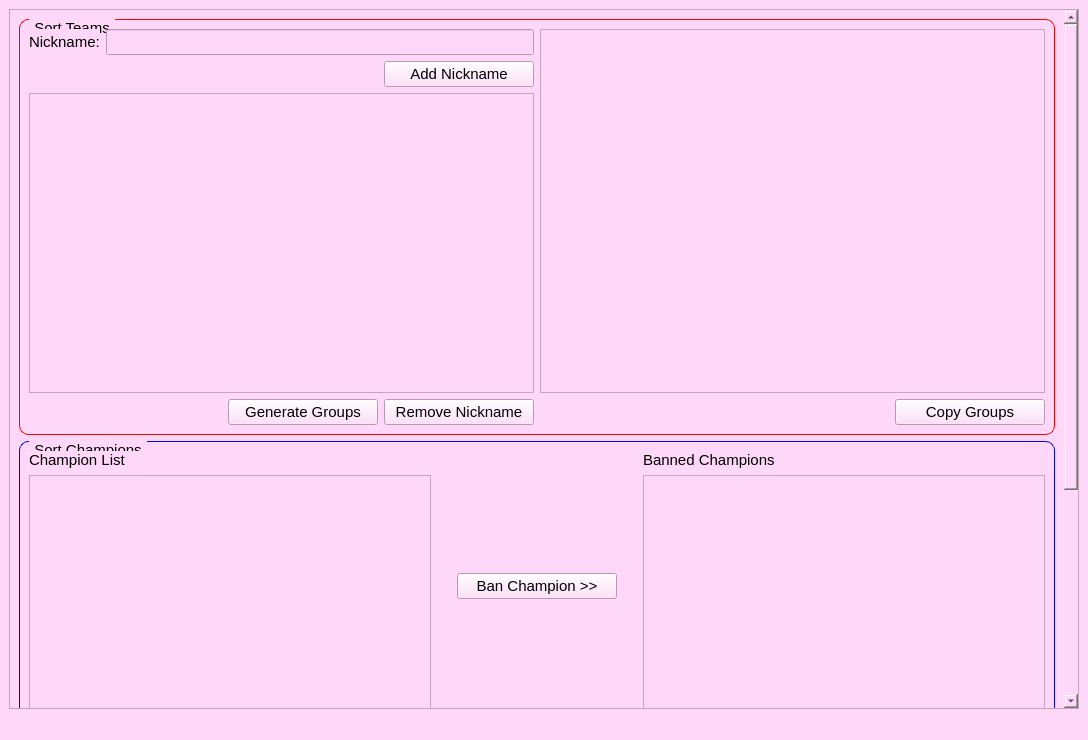
Before: the Qt Designer form mainwindow.ui in andrei-carniel/lolsort, drawn with Qt 5.
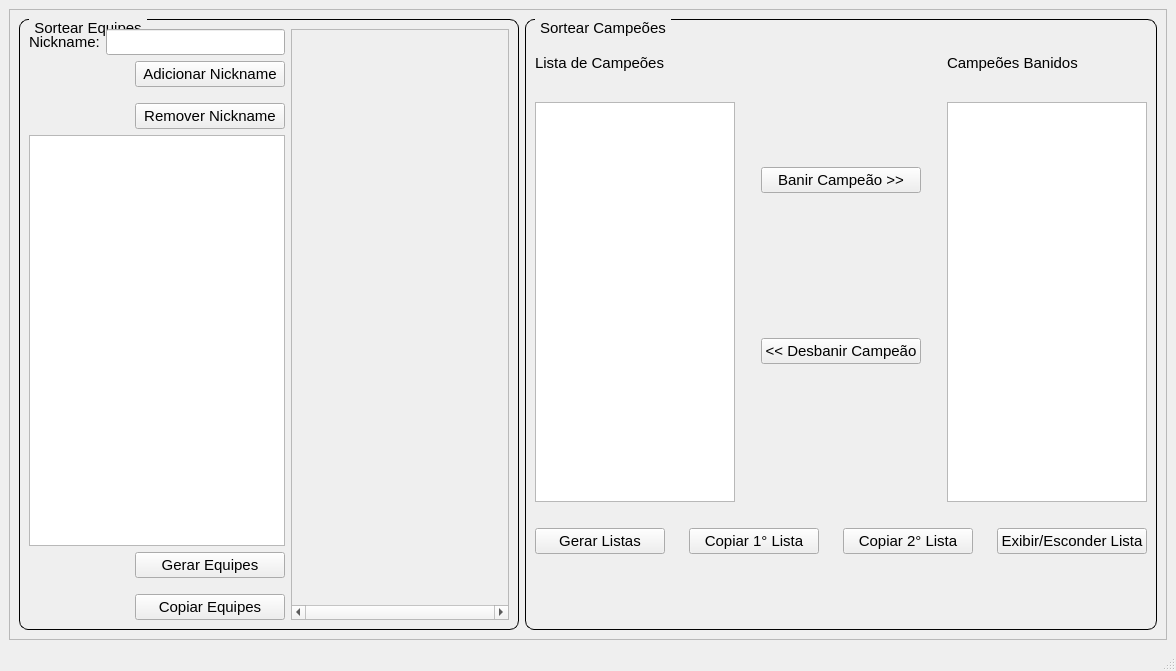
After: the same form once the commit is applied.

```diff
--- a/mainwindow.ui
+++ b/mainwindow.ui
@@ -6,8 +6,8 @@
    <rect>
     <x>0</x>
     <y>0</y>
-    <width>1088</width>
-    <height>740</height>
+    <width>1176</width>
+    <height>671</height>
    </rect>
   </property>
   <property name="windowTitle">
@@ -17,7 +17,7 @@
    <bool>false</bool>
   </property>
   <property name="styleSheet">
-   <string notr="true">background-color: rgb(255, 215, 248);</string>
+   <string notr="true"/>
   </property>
   <widget class="QWidget" name="centralwidget">
    <layout class="QGridLayout" name="gridLayout">
@@ -31,8 +31,8 @@
         <rect>
          <x>0</x>
          <y>0</y>
-         <width>1051</width>
-         <height>1035</height>
+         <width>1156</width>
+         <height>610</height>
         </rect>
        </property>
        <layout class="QGridLayout" name="gridLayout_5">
@@ -40,7 +40,7 @@
          <widget class="QGroupBox" name="groupBox">
           <property name="styleSheet">
            <string notr="true">QGroupBox {
-    border: 1px solid red;
+    border: 1px solid black;
     border-radius: 9px;
     margin-top: 0.5em;
     font-size: 15px;
@@ -53,13 +53,13 @@
 }</string>
           </property>
           <property name="title">
-           <string>Sort Teams</string>
+           <string>Sortear Equipes</string>
           </property>
           <layout class="QGridLayout" name="gridLayout_4">
            <item row="0" column="0">
-            <layout class="QHBoxLayout" name="horizontalLayout_9">
+            <layout class="QHBoxLayout" name="horizontalLayout_4">
              <item>
-              <layout class="QVBoxLayout" name="verticalLayout">
+              <layout class="QVBoxLayout" name="verticalLayout_7">
                <item>
                 <layout class="QHBoxLayout" name="horizontalLayout">
                  <item>
@@ -101,6 +101,8 @@
                   </spacer>
                  </item>
                  <item>
+                  <layout class="QVBoxLayout" name="verticalLayout">
+                   <item>
                   <widget class="QPushButton" name="button_add_nickname">
                    <property name="minimumSize">
                     <size>
@@ -114,9 +116,45 @@
                     </font>
                    </property>
                    <property name="text">
-                    <string>Add Nickname</string>
-                   </property>
-                  </widget>
+                      <string>Adicionar Nickname</string>
+                     </property>
+                    </widget>
+                   </item>
+                   <item>
+                    <spacer name="verticalSpacer_4">
+                     <property name="orientation">
+                      <enum>Qt::Vertical</enum>
+                     </property>
+                     <property name="sizeType">
+                      <enum>QSizePolicy::Maximum</enum>
+                     </property>
+                     <property name="sizeHint" stdset="0">
+                      <size>
+                       <width>20</width>
+                       <height>10</height>
+                      </size>
+                     </property>
+                    </spacer>
+                   </item>
+                   <item>
+                    <widget class="QPushButton" name="button_remove_nickname">
+                     <property name="minimumSize">
+                      <size>
+                       <width>150</width>
+                       <height>0</height>
+                      </size>
+                     </property>
+                     <property name="font">
+                      <font>
+                       <pointsize>11</pointsize>
+                      </font>
+                     </property>
+                     <property name="text">
+                      <string>Remover Nickname</string>
+                     </property>
+                    </widget>
+                   </item>
+                  </layout>
                  </item>
                 </layout>
                </item>
@@ -124,14 +162,14 @@
                 <widget class="QListWidget" name="list_nicknames">
                  <property name="minimumSize">
                   <size>
-                   <width>0</width>
+                   <width>150</width>
                    <height>300</height>
                   </size>
                  </property>
                  <property name="maximumSize">
                   <size>
                    <width>16777215</width>
-                   <height>300</height>
+                   <height>16777215</height>
                   </size>
                  </property>
                  <property name="font">
@@ -157,49 +195,82 @@
                   </spacer>
                  </item>
                  <item>
-                  <widget class="QPushButton" name="button_generate_groups">
-                   <property name="minimumSize">
-                    <size>
-                     <width>150</width>
-                     <height>0</height>
-                    </size>
-                   </property>
-                   <property name="font">
-                    <font>
-                     <pointsize>11</pointsize>
-                    </font>
-                   </property>
-                   <property name="text">
-                    <string>Generate Groups</string>
-                   </property>
-                  </widget>
-                 </item>
-                 <item>
-                  <widget class="QPushButton" name="button_remove_nickname">
-                   <property name="minimumSize">
-                    <size>
-                     <width>150</width>
-                     <height>0</height>
-                    </size>
-                   </property>
-                   <property name="font">
-                    <font>
-                     <pointsize>11</pointsize>
-                    </font>
-                   </property>
-                   <property name="text">
-                    <string>Remove Nickname</string>
-                   </property>
-                  </widget>
-                 </item>
-                </layout>
-               </item>
-              </layout>
-             </item>
-             <item>
               <layout class="QVBoxLayout" name="verticalLayout_6">
                <item>
+                    <widget class="QPushButton" name="button_generate_groups">
+                     <property name="minimumSize">
+                      <size>
+                       <width>150</width>
+                       <height>0</height>
+                      </size>
+                     </property>
+                     <property name="font">
+                      <font>
+                       <pointsize>11</pointsize>
+                      </font>
+                     </property>
+                     <property name="text">
+                      <string>Gerar Equipes</string>
+                     </property>
+                    </widget>
+                   </item>
+                   <item>
+                    <spacer name="verticalSpacer_5">
+                     <property name="orientation">
+                      <enum>Qt::Vertical</enum>
+                     </property>
+                     <property name="sizeType">
+                      <enum>QSizePolicy::Maximum</enum>
+                     </property>
+                     <property name="sizeHint" stdset="0">
+                      <size>
+                       <width>20</width>
+                       <height>10</height>
+                      </size>
+                     </property>
+                    </spacer>
+                   </item>
+                   <item>
+                    <widget class="QPushButton" name="button_copy_group">
+                     <property name="minimumSize">
+                      <size>
+                       <width>150</width>
+                       <height>0</height>
+                      </size>
+                     </property>
+                     <property name="maximumSize">
+                      <size>
+                       <width>16777215</width>
+                       <height>16777215</height>
+                      </size>
+                     </property>
+                     <property name="font">
+                      <font>
+                       <pointsize>11</pointsize>
+                      </font>
+                     </property>
+                     <property name="text">
+                      <string>Copiar Equipes</string>
+                     </property>
+                    </widget>
+                   </item>
+                  </layout>
+                 </item>
+                </layout>
+               </item>
+              </layout>
+             </item>
+             <item>
                 <widget class="QScrollArea" name="scrollArea_2">
+               <property name="minimumSize">
+                <size>
+                 <width>150</width>
+                 <height>0</height>
+                </size>
+               </property>
+               <property name="horizontalScrollBarPolicy">
+                <enum>Qt::ScrollBarAlwaysOn</enum>
+               </property>
                  <property name="widgetResizable">
                   <bool>true</bool>
                  </property>
@@ -208,8 +279,8 @@
                    <rect>
                     <x>0</x>
                     <y>0</y>
-                    <width>498</width>
-                    <height>364</height>
+                  <width>188</width>
+                  <height>542</height>
                    </rect>
                   </property>
                   <layout class="QGridLayout" name="gridLayout_2">
@@ -217,77 +288,34 @@
                     <widget class="QLabel" name="label_groups">
                      <property name="minimumSize">
                       <size>
-                       <width>0</width>
-                       <height>0</height>
-                      </size>
-                     </property>
-                     <property name="font">
-                      <font>
-                       <pointsize>11</pointsize>
-                      </font>
-                     </property>
-                     <property name="text">
-                      <string/>
-                     </property>
-                    </widget>
-                   </item>
-                  </layout>
-                 </widget>
-                </widget>
-               </item>
-               <item>
-                <layout class="QHBoxLayout" name="horizontalLayout_4">
-                 <item>
-                  <spacer name="horizontalSpacer_10">
-                   <property name="orientation">
-                    <enum>Qt::Horizontal</enum>
-                   </property>
-                   <property name="sizeHint" stdset="0">
-                    <size>
-                     <width>40</width>
-                     <height>20</height>
-                    </size>
-                   </property>
-                  </spacer>
-                 </item>
-                 <item>
-                  <widget class="QPushButton" name="button_copy_group">
-                   <property name="minimumSize">
-                    <size>
                      <width>150</width>
                      <height>0</height>
                     </size>
                    </property>
-                   <property name="maximumSize">
-                    <size>
-                     <width>16777215</width>
-                     <height>16777215</height>
-                    </size>
-                   </property>
                    <property name="font">
                     <font>
                      <pointsize>11</pointsize>
                     </font>
                    </property>
                    <property name="text">
-                    <string>Copy Groups</string>
+                    <string/>
                    </property>
                   </widget>
                  </item>
                 </layout>
+               </widget>
+              </widget>
                </item>
               </layout>
              </item>
             </layout>
-           </item>
-          </layout>
          </widget>
         </item>
-        <item row="1" column="0">
+        <item row="0" column="1">
          <widget class="QGroupBox" name="groupBox_2">
           <property name="styleSheet">
            <string notr="true">QGroupBox {
-    border: 1px solid blue;
+    border: 1px solid black;
     border-radius: 9px;
     margin-top: 0.5em;
     font-size: 15px;
@@ -300,10 +328,12 @@
 }</string>
           </property>
           <property name="title">
-           <string>Sort Champions</string>
+           <string>Sortear Campeões</string>
           </property>
           <layout class="QGridLayout" name="gridLayout_3">
            <item row="0" column="0">
+            <layout class="QVBoxLayout" name="verticalLayout_5">
+             <item>
             <layout class="QHBoxLayout" name="horizontalLayout_7">
              <item>
               <layout class="QVBoxLayout" name="verticalLayout_2">
@@ -311,7 +341,7 @@
                 <widget class="QLabel" name="label_2">
                  <property name="minimumSize">
                   <size>
-                   <width>250</width>
+                     <width>0</width>
                    <height>0</height>
                   </size>
                  </property>
@@ -327,7 +357,7 @@
                   </font>
                  </property>
                  <property name="text">
-                  <string>Champion List</string>
+                    <string>Lista de Campeões</string>
                  </property>
                 </widget>
                </item>
@@ -335,13 +365,13 @@
                 <widget class="QListWidget" name="list_champions">
                  <property name="minimumSize">
                   <size>
-                   <width>250</width>
+                     <width>150</width>
                    <height>400</height>
                   </size>
                  </property>
                  <property name="maximumSize">
                   <size>
-                   <width>16777215</width>
+                     <width>200</width>
                    <height>400</height>
                   </size>
                  </property>
@@ -407,7 +437,7 @@
                     </font>
                    </property>
                    <property name="text">
-                    <string>Ban Champion &gt;&gt;</string>
+                      <string>Banir Campeão &gt;&gt;</string>
                    </property>
                   </widget>
                  </item>
@@ -480,7 +510,7 @@
                     </font>
                    </property>
                    <property name="text">
-                    <string>&lt;&lt; Unban Champion</string>
+                      <string>&lt;&lt; Desbanir Campeão</string>
                    </property>
                   </widget>
                  </item>
@@ -523,7 +553,7 @@
                 <widget class="QLabel" name="label_3">
                  <property name="minimumSize">
                   <size>
-                   <width>250</width>
+                     <width>0</width>
                    <height>0</height>
                   </size>
                  </property>
@@ -539,7 +569,7 @@
                   </font>
                  </property>
                  <property name="text">
-                  <string>Banned Champions</string>
+                    <string>Campeões Banidos</string>
                  </property>
                 </widget>
                </item>
@@ -547,13 +577,13 @@
                 <widget class="QListWidget" name="list_banned_champions">
                  <property name="minimumSize">
                   <size>
-                   <width>250</width>
+                     <width>150</width>
                    <height>400</height>
                   </size>
                  </property>
                  <property name="maximumSize">
                   <size>
-                   <width>16777215</width>
+                     <width>200</width>
                    <height>400</height>
                   </size>
                  </property>
@@ -568,7 +598,7 @@
              </item>
             </layout>
            </item>
-           <item row="1" column="0">
+             <item>
             <layout class="QHBoxLayout" name="horizontalLayout_8">
              <property name="topMargin">
               <number>20</number>
@@ -593,7 +623,7 @@
                 </font>
                </property>
                <property name="text">
-                <string>Generate List</string>
+                  <string>Gerar Listas</string>
                </property>
               </widget>
              </item>
@@ -630,7 +660,7 @@
                 </font>
                </property>
                <property name="text">
-                <string>Copy First List</string>
+                  <string>Copiar 1° Lista</string>
                </property>
               </widget>
              </item>
@@ -667,7 +697,7 @@
                 </font>
                </property>
                <property name="text">
-                <string>Copy Second List</string>
+                  <string>Copiar 2° Lista</string>
                </property>
               </widget>
              </item>
@@ -688,13 +718,13 @@
               <widget class="QPushButton" name="button_show_hide">
                <property name="minimumSize">
                 <size>
-                 <width>130</width>
+                   <width>150</width>
                  <height>0</height>
                 </size>
                </property>
                <property name="maximumSize">
                 <size>
-                 <width>130</width>
+                   <width>150</width>
                  <height>16777215</height>
                 </size>
                </property>
@@ -704,13 +734,13 @@
                 </font>
                </property>
                <property name="text">
-                <string>Show/Hide List</string>
+                  <string>Exibir/Esconder Lista</string>
                </property>
               </widget>
              </item>
             </layout>
            </item>
-           <item row="2" column="0">
+             <item>
             <layout class="QHBoxLayout" name="horizontalLayout_10">
              <property name="topMargin">
               <number>40</number>
@@ -758,6 +788,8 @@
             </layout>
            </item>
           </layout>
+           </item>
+          </layout>
          </widget>
         </item>
        </layout>
```
Left out of the diff: 4 changed lines with no effect on the pictures. Lines whose indentation alone changed are shown as unchanged.
